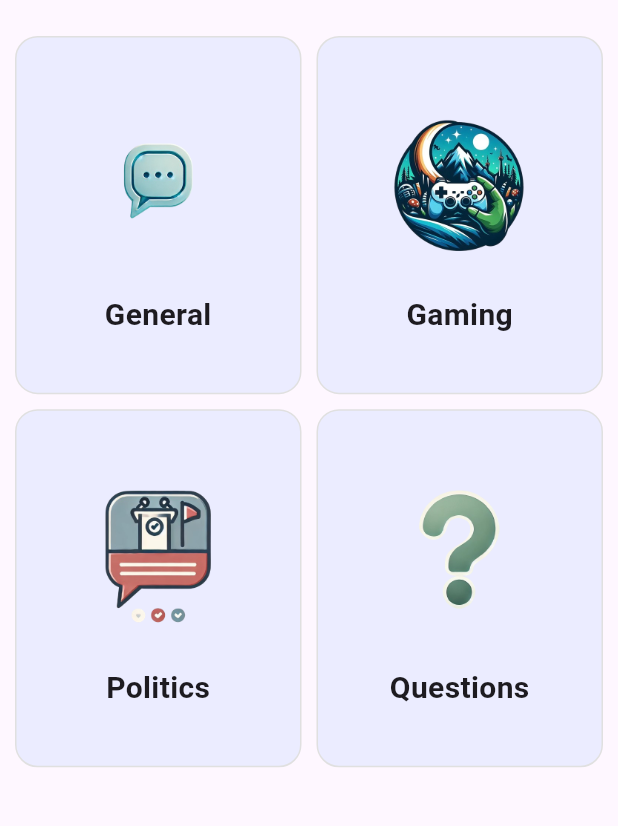
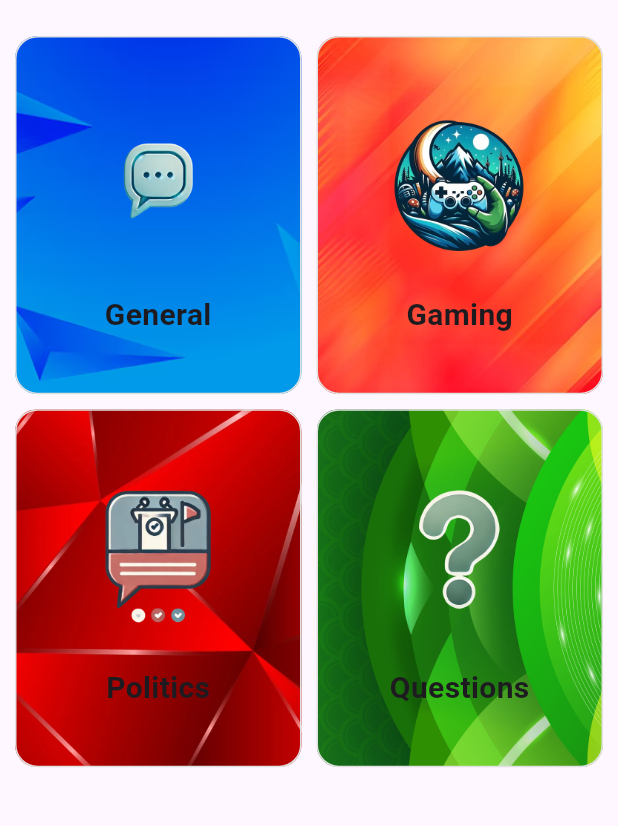
Before and after one commit to husainarib/Message-Board-App, a Flutter app: the MessageBoardListScreen screen opened by its route, on a phone screen of 412 x 824 dp, the part 63-889 px from its top. Run offline on Flutter 3.47's test engine with Material 3 defaults, Android fonts, the phone set to English and light mode, and no system bars; our stand-ins replace cloud_firestore, firebase_auth, firebase_core; accounts and stored records are empty; generated files the repository leaves out were written again.

Commit message:
add background cover to chat tiles

```diff
--- a/lib/main.dart
+++ b/lib/main.dart
@@ -37,10 +37,26 @@
 
 class MessageBoardListScreen extends StatelessWidget {
   final List<Map<String, String>> messageBoards = [
-    {'name': 'General', 'iconUrl': 'lib/img/general.png'},
-    {'name': 'Gaming', 'iconUrl': 'lib/img/gaming.png'},
-    {'name': 'Politics', 'iconUrl': 'lib/img/politics.png'},
-    {'name': 'Questions', 'iconUrl': 'lib/img/question.png'},
+    {
+      'name': 'General',
+      'iconUrl': 'lib/img/general.png',
+      'backgroundImage': 'lib/img/general_bg.png'
+    },
+    {
+      'name': 'Gaming',
+      'iconUrl': 'lib/img/gaming.png',
+      'backgroundImage': 'lib/img/gaming_bg.jpg'
+    },
+    {
+      'name': 'Politics',
+      'iconUrl': 'lib/img/politics.png',
+      'backgroundImage': 'lib/img/politics_bg.png'
+    },
+    {
+      'name': 'Questions',
+      'iconUrl': 'lib/img/question.png',
+      'backgroundImage': 'lib/img/questions_bg.jpg'
+    },
   ];
 
   @override
@@ -122,6 +138,9 @@
             },
             child: Container(
               decoration: BoxDecoration(
+                image: DecorationImage(
+                    image: AssetImage(board['backgroundImage']!),
+                    fit: BoxFit.cover),
                 color: Colors.blueAccent.withOpacity(0.1),
                 borderRadius: BorderRadius.circular(15),
                 border: Border.all(color: Colors.grey.shade300),
```
Also changed, not shown: lib/img/gaming_bg.jpg (added), lib/img/general_bg.png (added), lib/img/politics_bg.png (added), lib/img/questions_bg.jpg (added).
